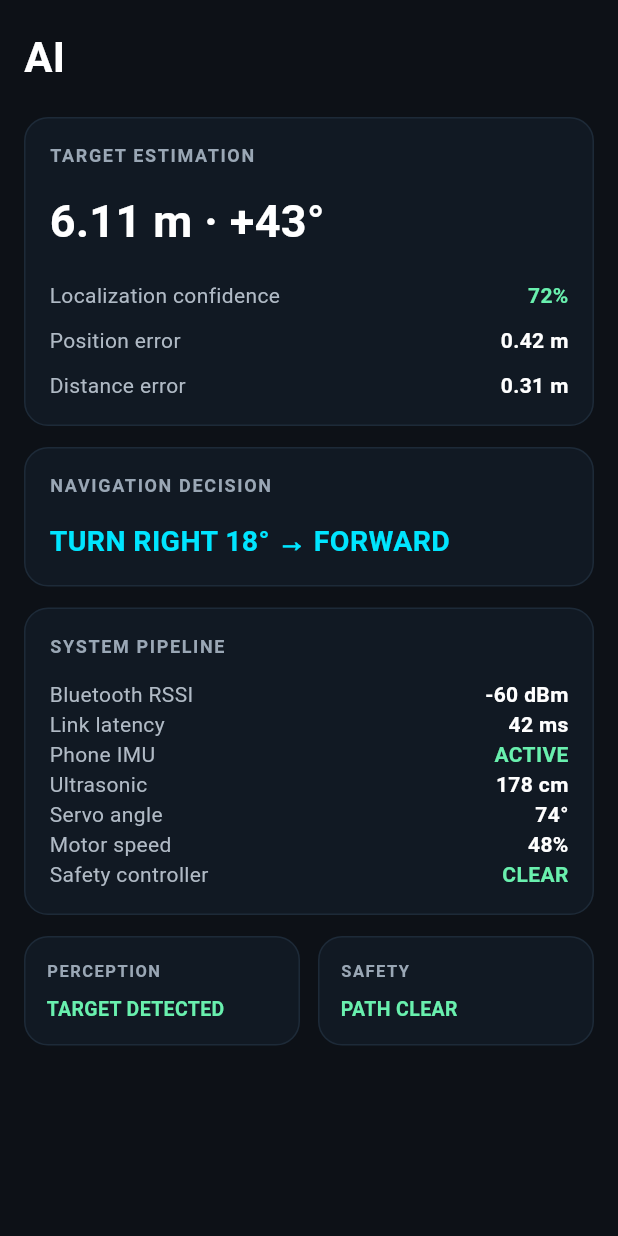
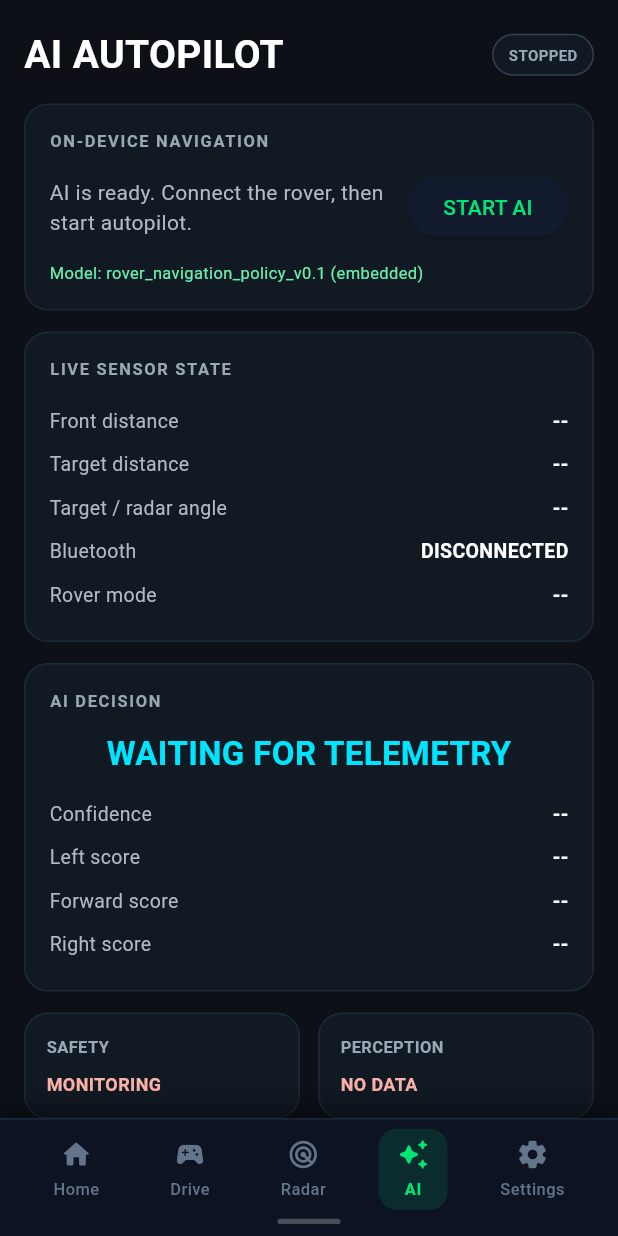
Before and after one commit to D-engahmed/rover_link, a Flutter app: the screen it shows after launch, item 4 of the bottom bar chosen, on a phone screen of 412 x 824 dp. Run offline on Flutter 3.47's test engine with Material 3 defaults, Android fonts, the phone set to English and light mode, and no system bars; missing offline and left inert: flutter_classic_bluetooth.

Commit message:
make AI screen functional and navigable

```diff
--- a/rover_link1/lib/screens/ai_screen.dart
+++ b/rover_link1/lib/screens/ai_screen.dart
@@ -1,11 +1,26 @@
+import 'dart:async';
+
 import 'package:flutter/material.dart';
+
+import '../models/rover_telemetry.dart';
+import '../services/bluetooth_service.dart';
+import '../services/rover_ai_service.dart';
+import '../services/rover_telemetry_service.dart';
+import '../theme/rover_colors.dart';
+import '../widgets/rover_bottom_nav.dart';
 
 class AiScreen extends StatefulWidget {
   final ValueChanged<int>? onNavTap;
+  final RoverAiService aiService;
+  final RoverTelemetryService telemetryService;
+  final BluetoothService bluetoothService;
 
   const AiScreen({
     super.key,
     this.onNavTap,
+    required this.aiService,
+    required this.telemetryService,
+    required this.bluetoothService,
   });
 
   @override
@@ -13,8 +28,55 @@ class AiScreen extends StatefulWidget {
 }
 
 class _AiScreenState extends State<AiScreen> {
+  StreamSubscription<RoverTelemetry>? _telemetrySubscription;
+  StreamSubscription<AiDecision>? _decisionSubscription;
+
+  RoverTelemetry? _telemetry;
+  AiDecision? _decision;
+  bool _busy = false;
+
+  @override
+  void initState() {
+    super.initState();
+    _telemetrySubscription = widget.telemetryService.telemetry.listen((value) {
+      if (mounted) setState(() => _telemetry = value);
+    });
+    _decisionSubscription = widget.aiService.decisions.listen((value) {
+      if (mounted) setState(() => _decision = value);
+    });
+  }
+
+  Future<void> _toggleAi() async {
+    if (_busy) return;
+    setState(() => _busy = true);
+
+    try {
+      if (widget.aiService.state == AiRunState.running) {
+        await widget.aiService.stop();
+      } else {
+        if (!widget.bluetoothService.isReady) {
+          throw Exception('Connect the rover from Settings first.');
+        }
+        await widget.aiService.start();
+      }
+    } catch (e) {
+      if (mounted) {
+        ScaffoldMessenger.of(context).showSnackBar(
+          SnackBar(content: Text('$e')),
+        );
+      }
+    } finally {
+      if (mounted) setState(() => _busy = false);
+    }
+  }
+
   @override
   Widget build(BuildContext context) {
+    final aiRunning = widget.aiService.state == AiRunState.running;
+    final front = _telemetry?.frontDistanceCm;
+    final targetDistance = _telemetry?.targetDistanceCm;
+    final targetAngle = _telemetry?.targetAngleDeg;
+
     return Scaffold(
       backgroundColor: const Color(0xFF0D1117),
       body: SafeArea(
@@ -23,217 +85,141 @@ class _AiScreenState extends State<AiScreen> {
           child: Column(
             crossAxisAlignment: CrossAxisAlignment.start,
             children: [
-              // Header
-              const Text(
-                'AI',
-                style: TextStyle(
-                  color: Colors.white,
-                  fontSize: 28,
-                  fontWeight: FontWeight.bold,
+              Row(
+                mainAxisAlignment: MainAxisAlignment.spaceBetween,
+                children: [
+                  const Text('AI AUTOPILOT', style: TextStyle(color: Colors.white, fontSize: 26, fontWeight: FontWeight.bold)),
+                  _statusChip(aiRunning ? 'RUNNING' : 'STOPPED', aiRunning),
+                ],
+              ),
+              const SizedBox(height: 14),
+              _card(
+                title: 'ON-DEVICE NAVIGATION',
+                child: Column(
+                  children: [
+                    Row(
+                      children: [
+                        Expanded(
+                          child: Text(
+                            aiRunning ? 'AI is controlling the rover locally.' : 'AI is ready. Connect the rover, then start autopilot.',
+                            style: const TextStyle(color: Color(0xFFB0BAC5), fontSize: 14),
                           ),
                         ),
-
-              const SizedBox(height: 20),
-
-              // TARGET ESTIMATION
-              _buildCard(
-                title: 'TARGET ESTIMATION',
-                child: Column(
-                  crossAxisAlignment: CrossAxisAlignment.start,
-                  children: [
-                    const Text(
-                      '6.11 m · +43°',
-                      style: TextStyle(
-                        color: Colors.white,
-                        fontSize: 30,
-                        fontWeight: FontWeight.bold,
+                        const SizedBox(width: 12),
+                        ElevatedButton(
+                          onPressed: _busy ? null : _toggleAi,
+                          child: Text(aiRunning ? 'STOP' : 'START AI'),
                         ),
+                      ],
                     ),
-                    const SizedBox(height: 18),
-                    _buildMetricRow(
-                      'Localization confidence',
-                      '72%',
-                      valueColor: const Color(0xFF69F0AE),
-                    ),
-                    const SizedBox(height: 10),
-                    _buildMetricRow(
-                      'Position error',
-                      '0.42 m',
-                    ),
-                    const SizedBox(height: 10),
-                    _buildMetricRow(
-                      'Distance error',
-                      '0.31 m',
+                    const SizedBox(height: 12),
+                    const Align(
+                      alignment: Alignment.centerLeft,
+                      child: Text('Model: rover_navigation_policy_v0.1 (embedded)', style: TextStyle(color: Color(0xFF69F0AE), fontSize: 11)),
                     ),
                   ],
                 ),
               ),
-
               const SizedBox(height: 14),
-
-              // NAVIGATION DECISION
-              _buildCard(
-                title: 'NAVIGATION DECISION',
-                child: const Text(
-                  'TURN RIGHT 18° → FORWARD',
-                  style: TextStyle(
-                    color: Color(0xFF00E5FF),
-                    fontSize: 19,
-                    fontWeight: FontWeight.bold,
-                  ),
-                ),
-              ),
-
-              const SizedBox(height: 14),
-
-              // SYSTEM PIPELINE
-              _buildCard(
-                title: 'SYSTEM PIPELINE',
+              _card(
+                title: 'LIVE SENSOR STATE',
                 child: Column(
                   children: [
-                    _buildMetricRow('Bluetooth RSSI', '-60 dBm'),
-                    _buildMetricRow('Link latency', '42 ms'),
-                    _buildMetricRow(
-                      'Phone IMU',
-                      'ACTIVE',
-                      valueColor: const Color(0xFF69F0AE),
-                    ),
-                    _buildMetricRow('Ultrasonic', '178 cm'),
-                    _buildMetricRow('Servo angle', '74°'),
-                    _buildMetricRow('Motor speed', '48%'),
-                    _buildMetricRow(
-                      'Safety controller',
-                      'CLEAR',
-                      valueColor: const Color(0xFF69F0AE),
-                    ),
+                    _row('Front distance', front == null ? '--' : '${front.toStringAsFixed(1)} cm'),
+                    _row('Target distance', targetDistance == null ? '--' : '${targetDistance.toStringAsFixed(1)} cm'),
+                    _row('Target / radar angle', targetAngle == null ? '--' : '${targetAngle.toStringAsFixed(0)}°'),
+                    _row('Bluetooth', widget.bluetoothService.isReady ? 'READY' : 'DISCONNECTED', good: widget.bluetoothService.isReady),
+                    _row('Rover mode', _telemetry?.mode ?? '--'),
                   ],
                 ),
               ),
-
               const SizedBox(height: 14),
-
-              // Bottom status cards
+              _card(
+                title: 'AI DECISION',
+                child: Column(
+                  children: [
+                    Text(
+                      _decision?.label ?? 'WAITING FOR TELEMETRY',
+                      style: const TextStyle(color: Color(0xFF00E5FF), fontSize: 22, fontWeight: FontWeight.bold),
+                    ),
+                    const SizedBox(height: 10),
+                    _row('Confidence', _decision == null ? '--' : '${(_decision!.confidence * 100).toStringAsFixed(0)}%'),
+                    _row('Left score', _decision == null ? '--' : _decision!.scoreLeft.toStringAsFixed(2)),
+                    _row('Forward score', _decision == null ? '--' : _decision!.scoreForward.toStringAsFixed(2)),
+                    _row('Right score', _decision == null ? '--' : _decision!.scoreRight.toStringAsFixed(2)),
+                  ],
+                ),
+              ),
+              const SizedBox(height: 14),
               Row(
                 children: [
-                  Expanded(
-                    child: _buildStatusCard(
-                      title: 'PERCEPTION',
-                      value: 'TARGET DETECTED',
-                    ),
-                  ),
+                  Expanded(child: _statusCard('SAFETY', front != null && front <= 18 ? 'STOP REQUIRED' : 'MONITORING', front != null && front > 18)),
                   const SizedBox(width: 12),
-                  Expanded(
-                    child: _buildStatusCard(
-                      title: 'SAFETY',
-                      value: 'PATH CLEAR',
-                    ),
-                  ),
+                  Expanded(child: _statusCard('PERCEPTION', _telemetry == null ? 'NO DATA' : 'TELEMETRY LIVE', _telemetry != null)),
                 ],
               ),
             ],
           ),
         ),
       ),
+      bottomNavigationBar: RoverBottomNav(
+        currentIndex: 3,
+        onTap: widget.onNavTap,
+      ),
     );
   }
 
-  Widget _buildCard({
-    required String title,
-    required Widget child,
-  }) {
-    return Container(
+  Widget _statusChip(String text, bool good) => Container(
+        padding: const EdgeInsets.symmetric(horizontal: 10, vertical: 6),
+        decoration: BoxDecoration(
+          color: const Color(0xFF111923),
+          borderRadius: BorderRadius.circular(20),
+          border: Border.all(color: good ? const Color(0xFF69F0AE) : const Color(0xFF334155)),
+        ),
+        child: Text(text, style: TextStyle(color: good ? const Color(0xFF69F0AE) : const Color(0xFF9AA7B5), fontSize: 10, fontWeight: FontWeight.bold)),
+      );
+
+  Widget _card({required String title, required Widget child}) => Container(
         width: double.infinity,
         padding: const EdgeInsets.all(16),
         decoration: BoxDecoration(
           color: const Color(0xFF111923),
           borderRadius: BorderRadius.circular(16),
-        border: Border.all(
-          color: const Color(0xFF1D2A38),
+          border: Border.all(color: const Color(0xFF1D2A38)),
         ),
-      ),
-      child: Column(
-        crossAxisAlignment: CrossAxisAlignment.start,
-        children: [
-          Text(
-            title,
-            style: const TextStyle(
-              color: Color(0xFF9AA7B5),
-              fontSize: 12,
-              fontWeight: FontWeight.w600,
-              letterSpacing: 1.1,
-            ),
-          ),
-          const SizedBox(height: 14),
+        child: Column(crossAxisAlignment: CrossAxisAlignment.start, children: [
+          Text(title, style: const TextStyle(color: Color(0xFF9AA7B5), fontSize: 11, fontWeight: FontWeight.w700, letterSpacing: 1.1)),
+          const SizedBox(height: 12),
           child,
-        ],
-      ),
+        ]),
       );
-  }
 
-  Widget _buildMetricRow(
-    String label,
-    String value, {
-    Color valueColor = Colors.white,
-  }) {
-    return Row(
-      children: [
-        Expanded(
-          child: Text(
-            label,
-            style: const TextStyle(
-              color: Color(0xFFB0BAC5),
-              fontSize: 14,
-            ),
-          ),
-        ),
-        Text(
-          value,
-          style: TextStyle(
-            color: valueColor,
-            fontSize: 14,
-            fontWeight: FontWeight.w600,
-          ),
-        ),
-      ],
+  Widget _row(String label, String value, {bool good = false}) => Padding(
+        padding: const EdgeInsets.symmetric(vertical: 5),
+        child: Row(children: [
+          Expanded(child: Text(label, style: const TextStyle(color: Color(0xFFB0BAC5), fontSize: 13))),
+          Text(value, style: TextStyle(color: good ? const Color(0xFF69F0AE) : Colors.white, fontSize: 13, fontWeight: FontWeight.w700)),
+        ]),
       );
-  }
 
-  Widget _buildStatusCard({
-    required String title,
-    required String value,
-  }) {
-    return Container(
+  Widget _statusCard(String title, String value, bool good) => Container(
         padding: const EdgeInsets.all(14),
         decoration: BoxDecoration(
           color: const Color(0xFF111923),
           borderRadius: BorderRadius.circular(16),
-        border: Border.all(
-          color: const Color(0xFF1D2A38),
+          border: Border.all(color: const Color(0xFF1D2A38)),
         ),
-      ),
-      child: Column(
-        crossAxisAlignment: CrossAxisAlignment.start,
-        children: [
-          Text(
-            title,
-            style: const TextStyle(
-              color: Color(0xFF9AA7B5),
-              fontSize: 11,
-              fontWeight: FontWeight.w600,
-              letterSpacing: 1,
-            ),
-          ),
+        child: Column(crossAxisAlignment: CrossAxisAlignment.start, children: [
+          Text(title, style: const TextStyle(color: Color(0xFF9AA7B5), fontSize: 11, fontWeight: FontWeight.w700)),
           const SizedBox(height: 8),
-          Text(
-            value,
-            style: const TextStyle(
-              color: Color(0xFF69F0AE),
-              fontSize: 13,
-              fontWeight: FontWeight.bold,
-            ),
-          ),
-        ],
-      ),
+          Text(value, style: TextStyle(color: good ? const Color(0xFF69F0AE) : const Color(0xFFFFB4AB), fontSize: 12, fontWeight: FontWeight.bold)),
+        ]),
       );
+
+  @override
+  void dispose() {
+    _telemetrySubscription?.cancel();
+    _decisionSubscription?.cancel();
+    super.dispose();
   }
 }
```
Lines whose indentation alone changed are shown as unchanged.
